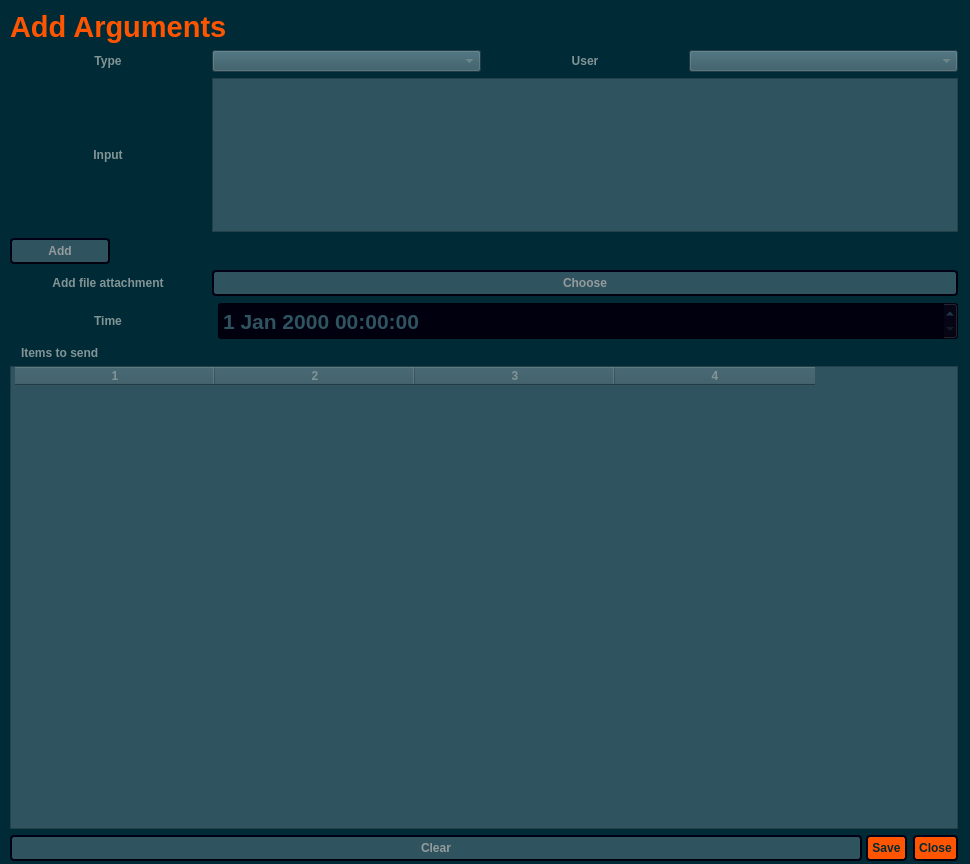
The window that argdialog.ui (StronglogicSolutions/ky_gui) describes before a commit, drawn with Qt 5.
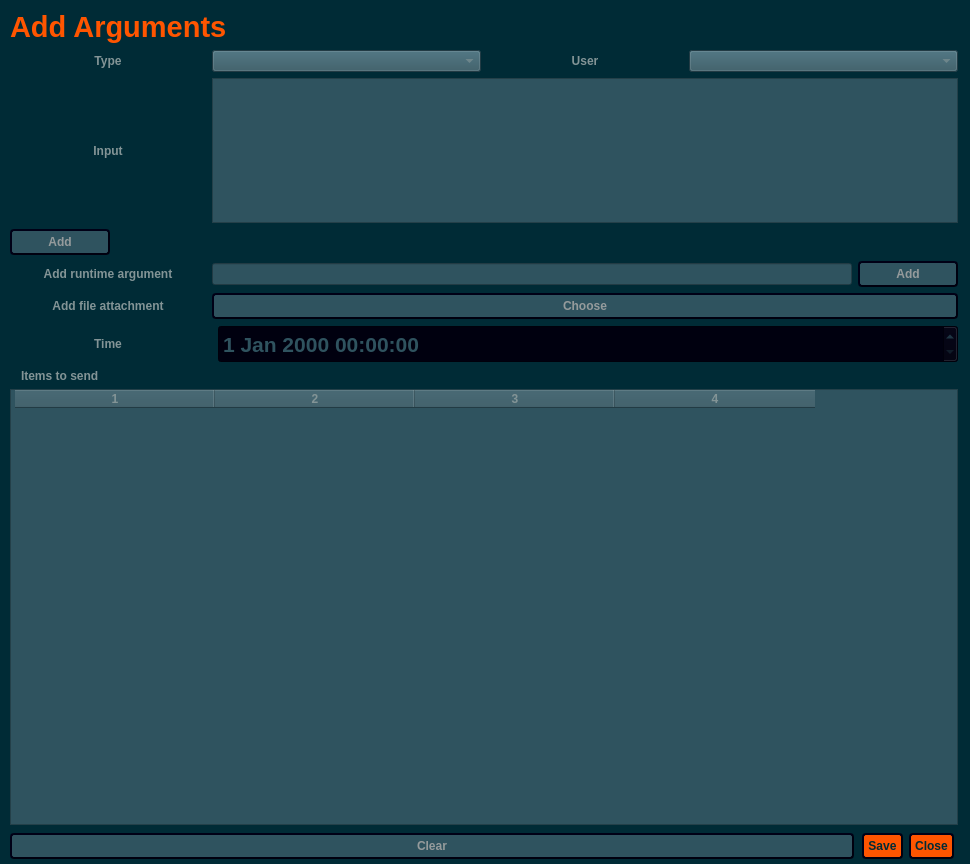
The same window after the commit. Icons and pictures are not drawn.

Commit message: adding runtime args

Diff of the .ui file:
```diff
--- a/argdialog.ui
+++ b/argdialog.ui
@@ -30,7 +30,7 @@
      <height>851</height>
     </rect>
    </property>
-   <layout class="QVBoxLayout" name="verticalLayout" stretch="0,0,1,0,0,0,0,3,0">
+   <layout class="QVBoxLayout" name="verticalLayout" stretch="0,0,1,0,0,0,0,0,3,0">
     <item>
      <widget class="QLabel" name="argDialogTitle">
       <property name="font">
@@ -242,6 +242,86 @@
       </property>
      </widget>
     </item>
+    <item>
+     <layout class="QHBoxLayout" name="horizontalLayout_7">
+      <item alignment="Qt::AlignVCenter">
+       <widget class="QLabel" name="runtimeArgLabel">
+        <property name="sizePolicy">
+         <sizepolicy hsizetype="Fixed" vsizetype="Preferred">
+          <horstretch>0</horstretch>
+          <verstretch>0</verstretch>
+         </sizepolicy>
+        </property>
+        <property name="minimumSize">
+         <size>
+          <width>196</width>
+          <height>0</height>
+         </size>
+        </property>
+        <property name="styleSheet">
+         <string notr="true">font: 75 11pt &quot;Noto Sans&quot;;
+color: rgb(131, 148, 150);
+font-weight: 700;</string>
+        </property>
+        <property name="text">
+         <string>Add runtime argument</string>
+        </property>
+        <property name="alignment">
+         <set>Qt::AlignCenter</set>
+        </property>
+       </widget>
+      </item>
+      <item>
+       <widget class="QLineEdit" name="runtimeArgEdit">
+        <property name="styleSheet">
+         <string notr="true">font: 87 11pt &quot;Noto Sans&quot;;
+background-color: #2f535f;
+color: rgb(131, 148, 150);
+font-weight: 700;
+</string>
+        </property>
+       </widget>
+      </item>
+      <item>
+       <widget class="QPushButton" name="addRuntimeArg">
+        <property name="sizePolicy">
+         <sizepolicy hsizetype="Fixed" vsizetype="Fixed">
+          <horstretch>0</horstretch>
+          <verstretch>0</verstretch>
+         </sizepolicy>
+        </property>
+        <property name="minimumSize">
+         <size>
+          <width>100</width>
+          <height>0</height>
+         </size>
+        </property>
+        <property name="layoutDirection">
+         <enum>Qt::LeftToRight</enum>
+        </property>
+        <property name="styleSheet">
+         <string notr="true">background-color: #2f535f;
+font: 87 11pt &quot;Noto Sans&quot;;
+color: rgb(149, 155, 156);
+font-weight: 700;
+padding: 4px;
+border-style: outset;
+border-width: 2px;
+border-radius: 4px;
+border-color: #00000f;
+min-width: 4em;
+padding: 4px;</string>
+        </property>
+        <property name="text">
+         <string>Add</string>
+        </property>
+        <property name="flat">
+         <bool>false</bool>
+        </property>
+       </widget>
+      </item>
+     </layout>
+    </item>
     <item>
      <layout class="QHBoxLayout" name="horizontalLayout_3">
       <item alignment="Qt::AlignVCenter">
@@ -455,6 +535,12 @@
           <verstretch>0</verstretch>
          </sizepolicy>
         </property>
+        <property name="minimumSize">
+         <size>
+          <width>100</width>
+          <height>30</height>
+         </size>
+        </property>
         <property name="layoutDirection">
          <enum>Qt::LeftToRight</enum>
         </property>
```
The commit also changes 11 other files.
